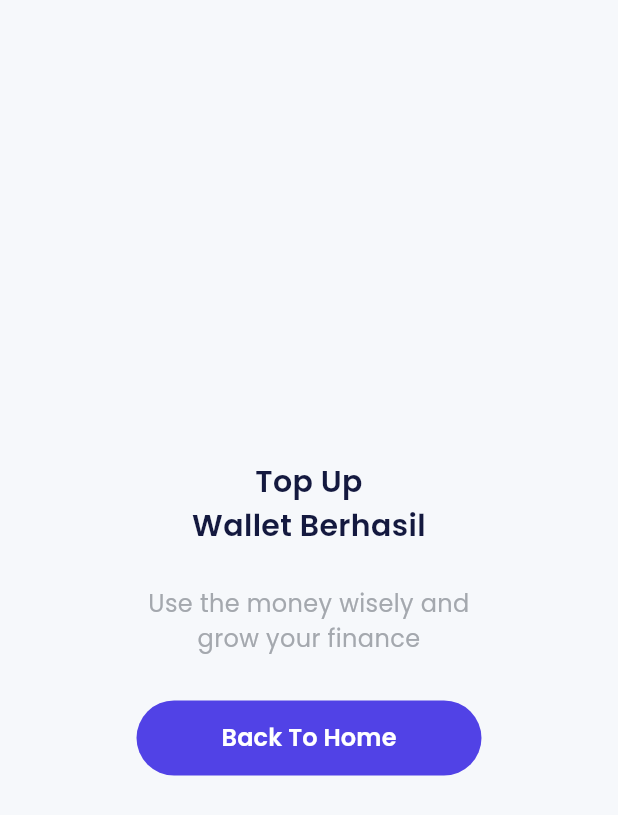
After one commit to ahsar04/bank_sha, a Flutter app: the TopupSuccess screen opened by its route, on a phone screen of 412 x 824 dp. The commit adds this screen. Shown: the top 815 px of the screen. Run offline on Flutter 3.47's test engine with Material 3 defaults, Android fonts, the phone set to English and light mode, and no system bars; our stand-ins replace carousel_slider, google_fonts.

Commit message:
tup up success and demo midtrans

```diff
--- a/lib/main.dart
+++ b/lib/main.dart
@@ -14,6 +14,7 @@ import 'package:bank_sha/ui/pages/sign_up_success.dart';
 import 'package:bank_sha/ui/pages/splash_page.dart';
 import 'package:bank_sha/ui/pages/topup_amount_page.dart';
 import 'package:bank_sha/ui/pages/topup_page.dart';
+import 'package:bank_sha/ui/pages/topup_success.dart';
 import 'package:flutter/material.dart';
 
 void main() => runApp(const MyApp());
@@ -49,6 +50,7 @@ class MyApp extends StatelessWidget {
         '/profile-edit-success': (context) => const ProfileEditSucces(),
         '/topup': (context) => const TopupPage(),
         '/topup-amount': (context) => const TopupAmountPage(),
+        '/topup-success': (context) => const TopupSuccess(),
       },
     );
   }
--- /dev/null
+++ b/lib/ui/pages/topup_success.dart
@@ -0,0 +1,49 @@
+import 'package:bank_sha/shared/theme.dart';
+import 'package:bank_sha/ui/widgets/buttons.dart';
+import 'package:flutter/material.dart';
+
+class TopupSuccess extends StatelessWidget {
+  const TopupSuccess({super.key});
+
+  @override
+  Widget build(BuildContext context) {
+    return Scaffold(
+      body: Center(
+        child: Column(
+          mainAxisAlignment: MainAxisAlignment.center,
+          children: [
+            Text(
+              "Top Up \nWallet Berhasil",
+              textAlign: TextAlign.center,
+              style: blackTextStyle.copyWith(
+                fontWeight: semiBold,
+                fontSize: 20,
+              ),
+            ),
+            const SizedBox(
+              height: 26,
+            ),
+            Text(
+              "Use the money wisely and \ngrow your finance",
+              textAlign: TextAlign.center,
+              style: greyTextStyle.copyWith(
+                fontWeight: reguler,
+                fontSize: 16,
+              ),
+            ),
+            const SizedBox(
+              height: 30,
+            ),
+            CustomFilledButton(
+              title: "Back To Home",
+              width: 230,
+              onPressed: () {
+                Navigator.pushNamed(context, "/home");
+              },
+            )
+          ],
+        ),
+      ),
+    );
+  }
+}
--- a/lib/ui/widgets/form.dart
+++ b/lib/ui/widgets/form.dart
@@ -7,11 +7,11 @@ class CustomFormField extends StatelessWidget {
   final TextEditingController? controller;
 
   const CustomFormField({
-    Key? key,
+    super.key,
     required this.title,
     this.obscureText = false,
     this.controller,
-  }) : super(key: key);
+  });
 
   @override
   Widget build(BuildContext context) {
```
Also changed, not shown: lib/ui/pages/topup_amount_page.dart (+137 -26 lines), pubspec.yaml (+5 -16 lines), pubspec.lock, 8 other files.
